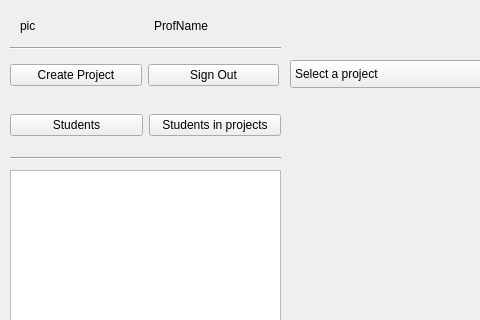
GuelorEmanuel/Team-Tech-Support, file D1/adminhomeview.ui: the form before one commit; both pictures show x 0 to 480 and y 0 to 320 of the 807 by 415 pixel window.
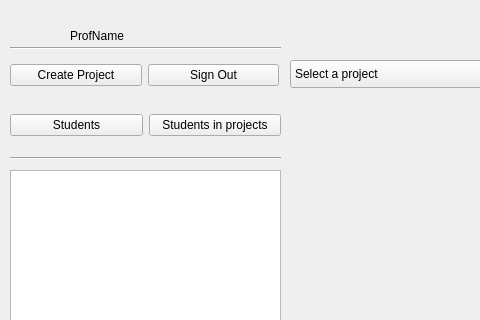
The form after the commit.

The edit to the form file:
```diff
--- a/D1/adminhomeview.ui
+++ b/D1/adminhomeview.ui
@@ -107,20 +107,13 @@
   <widget class="QWidget" name="layoutWidget">
    <property name="geometry">
     <rect>
-     <x>20</x>
-     <y>10</y>
+     <x>70</x>
+     <y>20</y>
      <width>261</width>
      <height>31</height>
     </rect>
    </property>
    <layout class="QHBoxLayout" name="horizontalLayout_2">
-    <item>
-     <widget class="QLabel" name="picLbl">
-      <property name="text">
-       <string>pic</string>
-      </property>
-     </widget>
-    </item>
     <item>
      <widget class="QLabel" name="profNameLbl">
       <property name="text">
```
